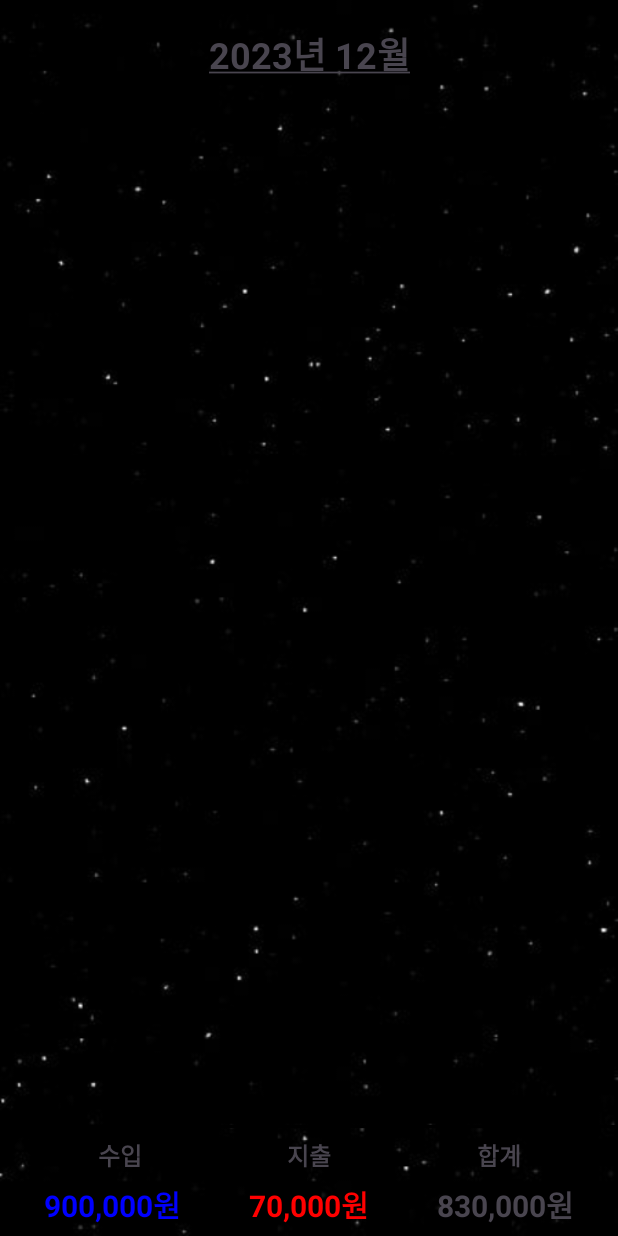
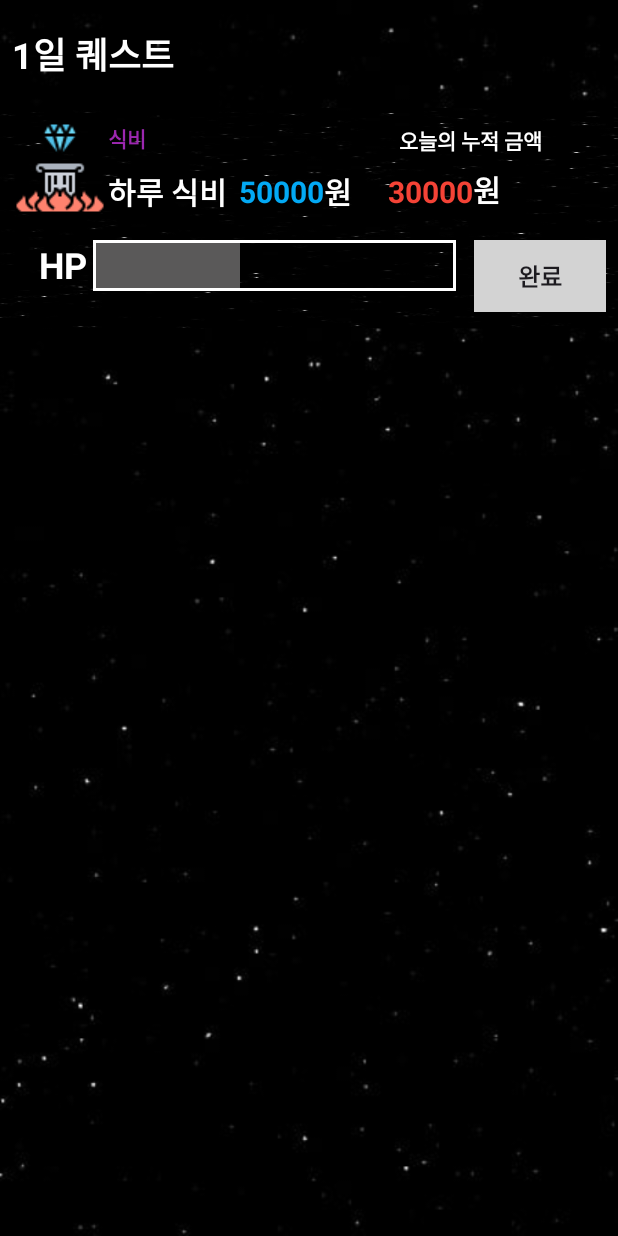
Before and after one commit to jkjungha/Game-Ledger, an Android app: the screen it shows after launch (ShowListActivity before the commit, QuestActivity after it), on a phone screen of 412 x 824 dp. Run offline under Robolectric (Android 15) with nearby library versions, the phone set to English and light mode, and no system bars.

Commit message:
퀘스트 화면 추가 구현

```diff
--- a/GameLedger/app/src/main/AndroidManifest.xml
+++ b/GameLedger/app/src/main/AndroidManifest.xml
@@ -13,13 +13,16 @@
         android:theme="@style/Theme.GameLedger"
         tools:targetApi="31">
         <activity
+            android:name=".ShowListActivity"
+            android:exported="false" />
+        <activity
             android:name=".InsertActivity"
             android:exported="false" />
         <activity
             android:name=".MainActivity"
             android:exported="false" />
         <activity
-            android:name=".ShowListActivity"
+            android:name=".QuestActivity"
             android:exported="true">
             <intent-filter>
                 <action android:name="android.intent.action.MAIN" />
--- /dev/null
+++ b/GameLedger/app/src/main/java/com/example/gameledger/QuestActivity.kt
@@ -0,0 +1,23 @@
+package com.example.gameledger
+
+import androidx.appcompat.app.AppCompatActivity
+import android.os.Bundle
+import androidx.recyclerview.widget.LinearLayoutManager
+import androidx.recyclerview.widget.RecyclerView
+
+class QuestActivity : AppCompatActivity() {
+    override fun onCreate(savedInstanceState: Bundle?) {
+        super.onCreate(savedInstanceState)
+        setContentView(R.layout.activity_quest)
+
+        val questList = arrayListOf(
+            Quests("식비", "하루 식비", 50000, 30000)
+        )
+
+        val quest = findViewById<RecyclerView>(R.id.rv_quest)
+        quest.layoutManager = LinearLayoutManager(this, LinearLayoutManager.VERTICAL, false)
+        quest.setHasFixedSize(true)
+
+        quest.adapter = QuestAdapter(questList)
+    }
+}
--- /dev/null
+++ b/GameLedger/app/src/main/java/com/example/gameledger/QuestAdapter.kt
@@ -0,0 +1,37 @@
+package com.example.gameledger
+
+import android.view.LayoutInflater
+import android.view.View
+import android.view.ViewGroup
+import android.widget.ImageView
+import android.widget.TextView
+import androidx.recyclerview.widget.RecyclerView
+import androidx.recyclerview.widget.RecyclerView.Adapter
+
+class QuestAdapter(val questList:ArrayList<Quests>) : RecyclerView.Adapter<QuestAdapter.CustomViewHolder>()
+{
+
+    override fun onCreateViewHolder(parent: ViewGroup, viewType: Int): QuestAdapter.CustomViewHolder {
+        val view = LayoutInflater.from(parent.context).inflate(R.layout.list_quest, parent, false)
+        return QuestAdapter.CustomViewHolder(view)
+
+    }
+
+    override fun onBindViewHolder(holder: QuestAdapter.CustomViewHolder, position: Int) {
+        holder.questCategory.text = questList.get(position).questCategory
+        holder.questTitle.text = questList.get(position).questTitle
+        holder.questValue.text = questList.get(position).questValue.toString()
+        holder.accumulatedAmmount.text = questList.get(position).accumulatedAmmount.toString()
+    }
+
+    override fun getItemCount(): Int {
+        return questList.size
+    }
+
+    class CustomViewHolder(itemView: View) : RecyclerView.ViewHolder(itemView) {
+        val questCategory = itemView.findViewById<TextView>(R.id.tv_questCategory)    // 카테고리
+        val questTitle = itemView.findViewById<TextView>(R.id.tv_quest)    // 퀘스트
+        val questValue = itemView.findViewById<TextView>(R.id.tv_questValue)    // 퀘스트 목표 금액
+        val accumulatedAmmount = itemView.findViewById<TextView>(R.id.tv_accumulatedAmmount)  // 누적 금액
+    }
+}
--- /dev/null
+++ b/GameLedger/app/src/main/java/com/example/gameledger/Quests.kt
@@ -0,0 +1,3 @@
+package com.example.gameledger
+
+class Quests (val questCategory: String, val questTitle: String, val questValue: Int, val accumulatedAmmount: Int)
--- /dev/null
+++ b/GameLedger/app/src/main/res/drawable/bar_achievement_rate.xml
@@ -0,0 +1,13 @@
+<?xml version="1.0" encoding="utf-8"?>
+<layer-list xmlns:android="http://schemas.android.com/apk/res/android">
+    <item>
+        <shape
+            android:shape="rectangle">
+            <!--<size
+                android:height="30dp"
+                android:width="96dp" />-->
+            <solid
+                android:color="#5A5959"/>
+        </shape>
+    </item>
+</layer-list>
--- /dev/null
+++ b/GameLedger/app/src/main/res/drawable/border_achievement_rate.xml
@@ -0,0 +1,14 @@
+<?xml version="1.0" encoding="utf-8"?>
+<layer-list xmlns:android="http://schemas.android.com/apk/res/android">
+    <item>
+        <shape
+            android:shape="rectangle">
+            <size
+                android:height="34dp"
+                android:width="242dp" />
+            <stroke
+                android:width="2dp"
+                android:color="#FFFFFF"/>
+        </shape>
+    </item>
+</layer-list>
--- a/GameLedger/app/src/main/res/layout/activity_main.xml
+++ b/GameLedger/app/src/main/res/layout/activity_main.xml
@@ -53,6 +53,7 @@
                 android:layout_marginStart="32dp"
                 android:layout_marginEnd="8dp"
                 android:text="User"
+                android:textColor="#FFFFFF"
                 android:textSize="28sp"
                 android:textStyle="bold" />
 
@@ -61,6 +62,7 @@
                 android:layout_height="wrap_content"
                 android:layout_marginEnd="32dp"
                 android:text="님의 저축 목표"
+                android:textColor="#FFFFFF"
                 android:textSize="28sp" />
 
         </LinearLayout>
@@ -78,6 +80,7 @@
                 android:layout_height="wrap_content"
                 android:layout_marginEnd="8dp"
                 android:text="여행 경비"
+                android:textColor="#FFFFFF"
                 android:textSize="28sp" />
 
             <TextView
@@ -85,6 +88,7 @@
                 android:layout_width="wrap_content"
                 android:layout_height="wrap_content"
                 android:text="30만원"
+                android:textColor="#FFFFFF"
                 android:textSize="28sp"
                 android:textStyle="bold" />
         </LinearLayout>
@@ -101,6 +105,7 @@
                 android:layout_height="wrap_content"
                 android:layout_marginEnd="8dp"
                 android:text="달성률 : "
+                android:textColor="#FFFFFF"
                 android:textSize="28sp"
                 android:textStyle="italic" />
 
@@ -109,6 +114,7 @@
                 android:layout_width="wrap_content"
                 android:layout_height="wrap_content"
                 android:text="10 %"
+                android:textColor="#FFFFFF"
                 android:textSize="28sp"
                 android:textStyle="italic|bold" />
 
@@ -130,6 +136,7 @@
             android:layout_height="wrap_content"
             android:layout_marginEnd="8dp"
             android:text="현재 위치 : "
+            android:textColor="#FFFFFF"
             android:textSize="28sp" />
 
         <TextView
@@ -138,6 +145,7 @@
             android:layout_height="wrap_content"
             android:layout_marginEnd="8dp"
             android:text="3층 "
+            android:textColor="#FFFFFF"
             android:textSize="28sp"
             android:textStyle="italic|bold" />
 
@@ -146,6 +154,7 @@
             android:layout_width="wrap_content"
             android:layout_height="wrap_content"
             android:text="/ 30층"
+            android:textColor="#FFFFFF"
             android:textSize="28sp"
             android:textStyle="italic" />
 
--- /dev/null
+++ b/GameLedger/app/src/main/res/layout/activity_quest.xml
@@ -0,0 +1,36 @@
+<?xml version="1.0" encoding="utf-8"?>
+<androidx.constraintlayout.widget.ConstraintLayout xmlns:android="http://schemas.android.com/apk/res/android"
+    xmlns:app="http://schemas.android.com/apk/res-auto"
+    xmlns:tools="http://schemas.android.com/tools"
+    android:layout_width="match_parent"
+    android:layout_height="match_parent"
+    android:background="@drawable/background_black_space"
+    tools:context=".QuestActivity">
+
+    <TextView
+        android:id="@+id/tv_dayQuest"
+        android:layout_width="wrap_content"
+        android:layout_height="wrap_content"
+        android:layout_marginStart="8dp"
+        android:text="1일 퀘스트"
+        android:textColor="#FFFFFF"
+        android:textSize="24sp"
+        android:textStyle="bold"
+        app:layout_constraintBottom_toTopOf="@+id/rv_quest"
+        app:layout_constraintStart_toStartOf="parent"
+        app:layout_constraintTop_toTopOf="parent" />
+
+    <androidx.recyclerview.widget.RecyclerView
+        android:id="@+id/rv_quest"
+        android:layout_width="match_parent"
+        android:layout_height="wrap_content"
+        android:layout_marginTop="72dp"
+        android:layout_marginBottom="72dp"
+        app:layout_constraintBottom_toBottomOf="parent"
+        app:layout_constraintEnd_toEndOf="parent"
+        app:layout_constraintHorizontal_bias="1.0"
+        app:layout_constraintStart_toStartOf="parent"
+        app:layout_constraintTop_toTopOf="parent"
+        app:layout_constraintVertical_bias="0.0" />
+
+</androidx.constraintlayout.widget.ConstraintLayout>
--- a/GameLedger/app/src/main/res/layout/activity_showlist.xml
+++ b/GameLedger/app/src/main/res/layout/activity_showlist.xml
@@ -26,6 +26,7 @@
         android:layout_width="wrap_content"
         android:layout_height="wrap_content"
         android:text="@string/year_month"
+        android:textColor="#FFFFFF"
         android:textSize = "24sp"
         android:textStyle="bold"
         app:layout_constraintBottom_toTopOf="@+id/rv_transaction"
@@ -39,6 +40,7 @@
         android:layout_height="wrap_content"
         android:layout_marginEnd="16dp"
         android:text="수입"
+        android:textColor="#FFFFFF"
         android:textSize="16sp"
         android:textStyle="bold"
         app:layout_constraintBottom_toTopOf="@+id/tv_totalIncome"
@@ -53,6 +55,7 @@
         android:layout_marginStart="16dp"
         android:layout_marginEnd="16dp"
         android:text="지출"
+        android:textColor="#FFFFFF"
         android:textSize="16sp"
         android:textStyle="bold"
         app:layout_constraintBottom_toTopOf="@+id/totalExpense"
@@ -66,6 +69,7 @@
         android:layout_height="wrap_content"
         android:layout_marginStart="16dp"
         android:text="합계"
+        android:textColor="#FFFFFF"
         android:textSize="16sp"
         android:textStyle="bold"
         app:layout_constraintBottom_toTopOf="@+id/totalSum"
@@ -79,7 +83,7 @@
         android:layout_height="wrap_content"
         android:layout_marginEnd="8dp"
         android:text="900,000원"
-        android:textColor="#0000FF"
+        android:textColor="#2196F3"
         android:textSize="20sp"
         android:textStyle="bold"
         app:layout_constraintBottom_toBottomOf="parent"
@@ -94,7 +98,7 @@
         android:layout_marginStart="8dp"
         android:layout_marginEnd="8dp"
         android:text="70,000원"
-        android:textColor="#FF0000"
+        android:textColor="#F44336"
         android:textSize="20sp"
         android:textStyle="bold"
         app:layout_constraintBottom_toBottomOf="parent"
@@ -108,6 +112,7 @@
         android:layout_height="wrap_content"
         android:layout_marginStart="8dp"
         android:text="830,000원"
+        android:textColor="#FFFFFF"
         android:textSize="20sp"
         android:textStyle="bold"
         app:layout_constraintBottom_toBottomOf="parent"
--- /dev/null
+++ b/GameLedger/app/src/main/res/layout/list_quest.xml
@@ -0,0 +1,186 @@
+<?xml version="1.0" encoding="utf-8"?>
+<androidx.constraintlayout.widget.ConstraintLayout xmlns:android="http://schemas.android.com/apk/res/android"
+    xmlns:app="http://schemas.android.com/apk/res-auto"
+    xmlns:tools="http://schemas.android.com/tools"
+    android:background="@drawable/background_black_space"
+    android:layout_width="match_parent"
+    android:layout_height="match_parent">
+
+    <androidx.constraintlayout.widget.ConstraintLayout
+        android:id="@+id/constraintLayout"
+        android:layout_width="match_parent"
+        android:layout_height="wrap_content"
+        android:layout_marginStart="8dp"
+        android:layout_marginTop="8dp"
+        android:layout_marginEnd="8dp"
+        android:layout_marginBottom="8dp"
+        app:layout_constraintBottom_toBottomOf="parent"
+        app:layout_constraintEnd_toEndOf="parent"
+        app:layout_constraintStart_toStartOf="parent"
+        app:layout_constraintTop_toTopOf="parent">
+
+        <ImageView
+            android:id="@+id/iv_quest"
+            android:layout_width="wrap_content"
+            android:layout_height="wrap_content"
+            android:layout_marginBottom="16dp"
+            android:src="@drawable/mission"
+            app:layout_constraintBottom_toTopOf="@+id/btn_questComplete"
+            app:layout_constraintStart_toStartOf="parent"
+            app:layout_constraintTop_toTopOf="parent" />
+
+        <TextView
+            android:id="@+id/tv_questCategory"
+            android:layout_width="wrap_content"
+            android:layout_height="wrap_content"
+            android:text="식비"
+            android:textColor="#9C27B0"
+            android:textStyle="bold"
+            app:layout_constraintBottom_toTopOf="@+id/tv_quest"
+            app:layout_constraintStart_toEndOf="@+id/iv_quest"
+            app:layout_constraintTop_toTopOf="parent" />
+
+        <TextView
+            android:id="@+id/tv_quest"
+            android:layout_width="wrap_content"
+            android:layout_height="wrap_content"
+            android:layout_marginTop="8dp"
+            android:layout_marginBottom="16dp"
+            android:text="하루 식비"
+            android:textColor="#FFFFFF"
+            android:textSize="20sp"
+            android:textStyle="bold"
+            app:layout_constraintBottom_toTopOf="@+id/btn_questComplete"
+            app:layout_constraintStart_toEndOf="@+id/iv_quest"
+            app:layout_constraintTop_toBottomOf="@+id/tv_questCategory" />
+
+        <TextView
+            android:id="@+id/tv_questValue"
+            android:layout_width="wrap_content"
+            android:layout_height="wrap_content"
+            android:layout_marginStart="8dp"
+            android:layout_marginTop="8dp"
+            android:layout_marginBottom="16dp"
+            android:text="50,000"
+            android:textColor="#03A9F4"
+            android:textSize="20sp"
+            android:textStyle="bold"
+            app:layout_constraintBottom_toTopOf="@+id/btn_questComplete"
+            app:layout_constraintStart_toEndOf="@+id/tv_quest"
+            app:layout_constraintTop_toBottomOf="@+id/tv_questCategory" />
+
+        <TextView
+            android:id="@+id/textView4"
+            android:layout_width="wrap_content"
+            android:layout_height="wrap_content"
+            android:layout_marginTop="8dp"
+            android:layout_marginBottom="16dp"
+            android:text="원"
+            android:textColor="#FFFFFF"
+            android:textSize="20sp"
+            android:textStyle="bold"
+            app:layout_constraintBottom_toTopOf="@+id/btn_questComplete"
+            app:layout_constraintStart_toEndOf="@+id/tv_questValue"
+            app:layout_constraintTop_toBottomOf="@+id/tv_questCategory" />
+
+        <TextView
+            android:id="@+id/textView5"
+            android:layout_width="wrap_content"
+            android:layout_height="wrap_content"
+            android:layout_marginStart="108dp"
+            android:text="오늘의 누적 금액"
+            android:textColor="#FFFFFF"
+            android:textStyle="bold"
+            app:layout_constraintBottom_toTopOf="@+id/tv_accumulatedAmmount"
+            app:layout_constraintEnd_toEndOf="parent"
+            app:layout_constraintHorizontal_bias="0.585"
+            app:layout_constraintStart_toEndOf="@+id/tv_questCategory"
+            app:layout_constraintTop_toTopOf="parent" />
+
+        <TextView
+            android:id="@+id/tv_accumulatedAmmount"
+            android:layout_width="wrap_content"
+            android:layout_height="wrap_content"
+            android:layout_marginStart="24dp"
+            android:layout_marginTop="8dp"
+            android:layout_marginBottom="16dp"
+            android:text="30,000"
+            android:textColor="#F44336"
+            android:textSize="20sp"
+            android:textStyle="bold"
+            app:layout_constraintBottom_toTopOf="@+id/btn_questComplete"
+            app:layout_constraintEnd_toStartOf="@+id/textView8"
+            app:layout_constraintStart_toEndOf="@+id/textView4"
+            app:layout_constraintTop_toBottomOf="@+id/textView5" />
+
+        <TextView
+            android:id="@+id/textView8"
+            android:layout_width="wrap_content"
+            android:layout_height="wrap_content"
+            android:layout_marginBottom="16dp"
+            android:text="원"
+            android:textColor="#FFFFFF"
+            android:textSize="20sp"
+            android:textStyle="bold"
+            app:layout_constraintBottom_toTopOf="@+id/btn_questComplete"
+            app:layout_constraintStart_toEndOf="@+id/tv_accumulatedAmmount"
+            app:layout_constraintTop_toBottomOf="@+id/textView5"
+            app:layout_constraintVertical_bias="0.727" />
+
+        <LinearLayout
+            android:layout_width="wrap_content"
+            android:layout_height="wrap_content"
+            android:layout_marginEnd="4dp"
+            android:orientation="horizontal"
+            app:layout_constraintBottom_toBottomOf="parent"
+            app:layout_constraintEnd_toStartOf="@+id/btn_questComplete"
+            app:layout_constraintTop_toBottomOf="@+id/iv_quest">
+
+            <TextView
+                android:id="@+id/textView"
+                android:layout_width="wrap_content"
+                android:layout_height="wrap_content"
+                android:layout_weight="1"
+                android:layout_marginEnd="4dp"
+                android:text="HP"
+                android:textColor="@color/white"
+                android:textSize="24sp"
+                android:textStyle="bold" />
+
+            <FrameLayout
+                android:layout_width="wrap_content"
+                android:layout_height="wrap_content"
+                android:layout_marginEnd="8dp">
+
+                <ImageView
+                    android:id="@+id/imageView"
+                    android:layout_width="wrap_content"
+                    android:layout_height="wrap_content"
+                    android:src="@drawable/border_achievement_rate" />
+
+                <!--HP에 따라 길이(width) 설정-->
+                <ImageView
+                    android:id="@+id/iv_questAchievementRate"
+                    android:layout_width="96dp"
+                    android:layout_height="30dp"
+                    android:layout_marginStart="2dp"
+                    android:layout_marginTop="2dp"
+                    android:src="@drawable/bar_achievement_rate" />
+            </FrameLayout>
+        </LinearLayout>
+
+        <android.widget.Button
+            android:id="@+id/btn_questComplete"
+            android:layout_width="wrap_content"
+            android:layout_height="wrap_content"
+            android:background="#D3D3D3"
+            android:text="완료"
+            android:textSize="16sp"
+            android:textStyle="bold"
+            app:layout_constraintBottom_toBottomOf="parent"
+            app:layout_constraintEnd_toEndOf="parent"
+            app:layout_constraintTop_toBottomOf="@+id/tv_accumulatedAmmount" />
+
+    </androidx.constraintlayout.widget.ConstraintLayout>
+
+</androidx.constraintlayout.widget.ConstraintLayout>
```
Also changed, not shown: GameLedger/app/src/main/res/drawable/mission.png (added).
